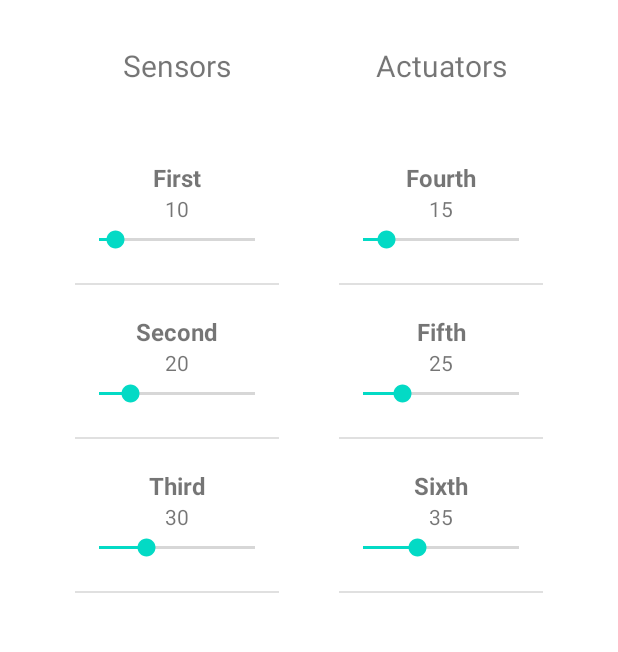
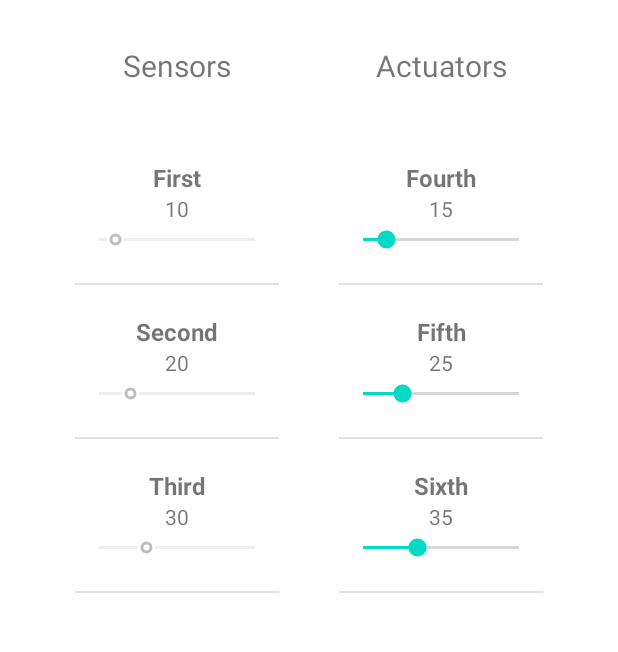
Before and after one commit to PranavSitaraman/DuckHome, an Android app: the screen it shows after launch (Controlling), after a tap on "CONNECT", on a phone screen of 412 x 824 dp, the part 293-945 px from its top. Run offline under Robolectric (Android 15) with nearby library versions, the light colour scheme and no system bars; 5 statements that could not run were skipped.

Commit message:
two-way bluetooth updates

```diff
--- a/app/src/main/java/com/DuckHome/Controlling.java
+++ b/app/src/main/java/com/DuckHome/Controlling.java
@@ -23,6 +23,14 @@ public class Controlling extends Activity {
     final static String off = "79";//off
     private static final String TAG = "BlueTest5-Controlling";
     private final boolean mIsUserInitiatedDisconnect = false;
+    ArrayList<Integer> sensors;
+    ArrayList<String> sensor_titles;
+    ArrayList<Integer> actuators;
+    ArrayList<String> actuator_titles;
+    ListView sensorlist;
+    ListView actuatorlist;
+    SeekBarAdapter sensors_adapt;
+    SeekBarAdapter actuators_adapt;
     private int mMaxChars = 50000;//Default//change this to string..........
     private UUID mDeviceUUID;
     private BluetoothSocket mBTSocket;
@@ -37,16 +45,17 @@ public class Controlling extends Activity {
         setContentView(R.layout.activity_controlling);
         ActivityHelper.initialize(this);
 
-        ArrayList<Integer> sensors = new ArrayList<Integer>(Arrays.asList(10, 20, 30));
-        ArrayList<String> sensor_titles = new ArrayList<>(Arrays.asList("First", "Second", "Third"));
-        ArrayList<Integer> actuators = new ArrayList<Integer>(Arrays.asList(15, 25, 35));
-        ArrayList<String> actuator_titles = new ArrayList<>(Arrays.asList("Fourth", "Fifth", "Sixth"));
+        sensors = new ArrayList<Integer>(Arrays.asList(10, 20, 30));
+        sensor_titles = new ArrayList<>(Arrays.asList("First", "Second", "Third"));
+        actuators = new ArrayList<Integer>(Arrays.asList(15, 25, 35));
+        actuator_titles = new ArrayList<>(Arrays.asList("Fourth", "Fifth", "Sixth"));
 
-        ListView sensorlist = findViewById(R.id.sensorlist);
-        ListView actuatorlist = findViewById(R.id.actuatorlist);
-        sensorlist.setAdapter(new SeekBarAdapter(this, R.layout.seekbar_list_item, sensors, sensor_titles, this));
-        actuatorlist.setAdapter(new SeekBarAdapter(this, R.layout.seekbar_list_item, actuators, actuator_titles, this));
-
+        sensorlist = findViewById(R.id.sensorlist);
+        actuatorlist = findViewById(R.id.actuatorlist);
+        sensors_adapt = new SeekBarAdapter(this, R.layout.seekbar_list_item, sensors, sensor_titles, this, false);
+        sensorlist.setAdapter(sensors_adapt);
+        actuators_adapt = new SeekBarAdapter(this, R.layout.seekbar_list_item, actuators, actuator_titles, this, true);
+        actuatorlist.setAdapter(actuators_adapt);
 
         Intent intent = getIntent();
         Bundle b = intent.getExtras();
@@ -251,7 +260,16 @@ public class Controlling extends Activity {
                         /*
                          * If checked then receive text, better design would probably be to stop thread if unchecked and free resources, but this is a quick fix
                          */
-
+                        String[] splited = strInput.split(" ");
+                        if (splited.length == 2) {
+                            int position = sensor_titles.indexOf(splited[0]);
+                            sensors_adapt.data.set(position, Integer.parseInt(splited[1]));
+                            runOnUiThread(new Runnable() {
+                                public void run() {
+                                    sensors_adapt.notifyDataSetChanged();
+                                }
+                            });
+                        }
 
                     }
                     Thread.sleep(500);
--- a/app/src/main/java/com/DuckHome/SeekBarAdapter.java
+++ b/app/src/main/java/com/DuckHome/SeekBarAdapter.java
@@ -13,17 +13,19 @@ import androidx.annotation.NonNull;
 import java.util.List;
 
 public class SeekBarAdapter extends ArrayAdapter<Integer> {
-    List<Integer> data;
+    public List<Integer> data;
     List<String> titles;
     int resource;
     Controlling inside;
+    boolean clickable;
 
-    SeekBarAdapter(Context context, int layoutResource, List<Integer> data, List<String> titles, Controlling inside) {
+    SeekBarAdapter(Context context, int layoutResource, List<Integer> data, List<String> titles, Controlling inside, boolean clickable) {
         super(context, layoutResource, data);
         this.data = data;
         this.titles = titles;
         this.resource = layoutResource;
         this.inside = inside;
+        this.clickable = clickable;
     }
 
     @NonNull
@@ -40,7 +42,9 @@ public class SeekBarAdapter extends ArrayAdapter<Integer> {
         TextView titlevalue = convertView.findViewById(R.id.title);
         sensorvalue.setText("" + value);
         titlevalue.setText(title);
-
+        if (!clickable) {
+            sb.setEnabled(false);
+        }
         sb.setOnSeekBarChangeListener(new SeekBar.OnSeekBarChangeListener() {
             @Override
             public void onProgressChanged(SeekBar seekbar, int progress, boolean wasInitiatedByUser) {
```
